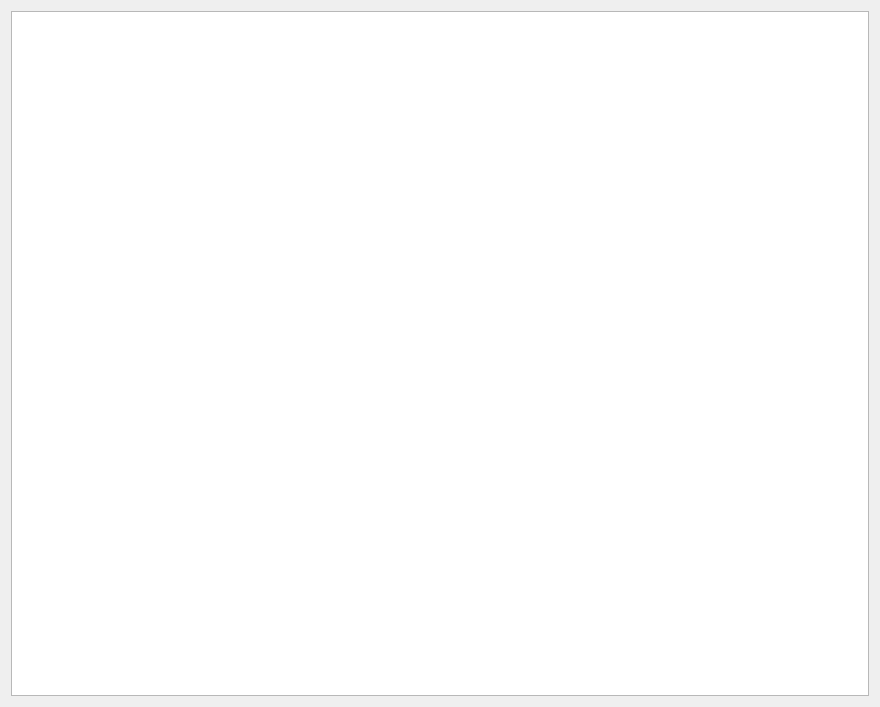
QuanBKIT1/Project1, file designer/screen1.ui: the form before one commit.
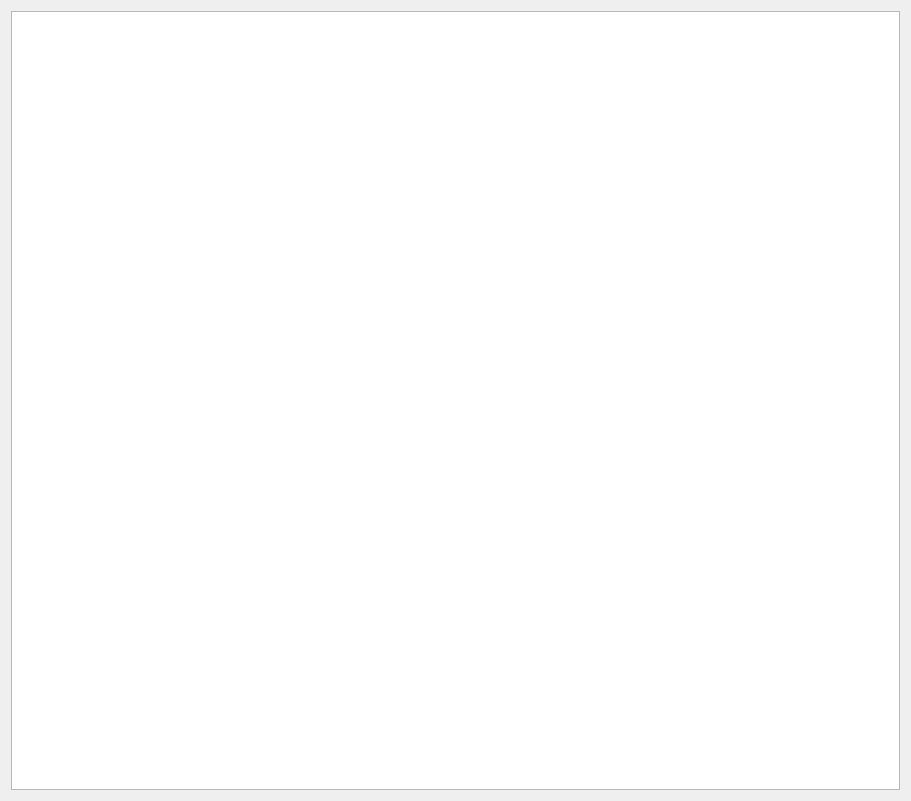
The form after the commit.

The edit to the form file:
```diff
--- a/designer/screen1.ui
+++ b/designer/screen1.ui
@@ -6,8 +6,8 @@
    <rect>
     <x>0</x>
     <y>0</y>
-    <width>880</width>
-    <height>707</height>
+    <width>911</width>
+    <height>801</height>
    </rect>
   </property>
   <property name="windowTitle">
```
